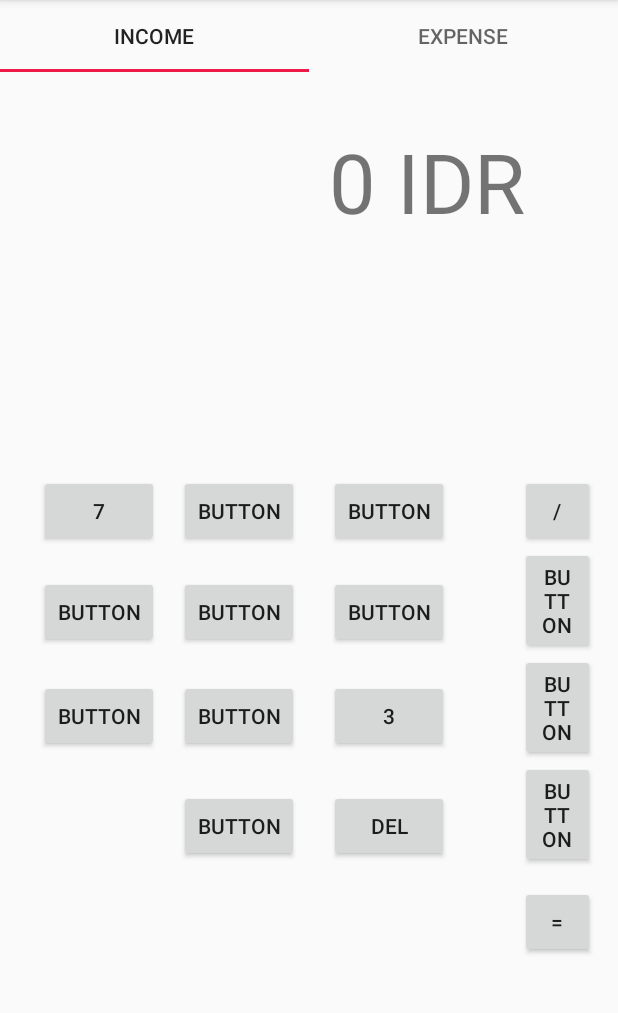
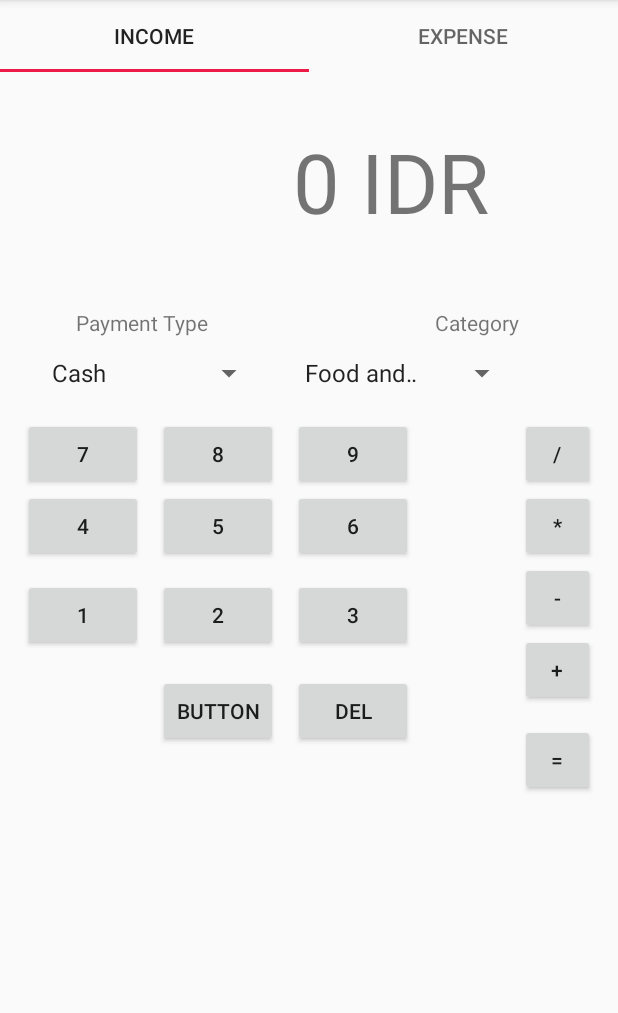
Before and after one commit to thomasril/SWalleTO, an Android app: the AddIncomeFragment screen opened directly, with no data from a screen before it, on a phone screen of 412 x 824 dp, the part 84-1097 px from its top. Run offline under Robolectric (Android 15) with nearby library versions, the phone set to English and light mode, and no system bars.

Commit message:
Bagusin Income / Expense

```diff
--- a/app/src/main/res/layout/fragment_add_income.xml
+++ b/app/src/main/res/layout/fragment_add_income.xml
@@ -9,50 +9,47 @@
         android:id="@+id/tvAmount"
         android:layout_width="wrap_content"
         android:layout_height="wrap_content"
-        android:layout_alignParentTop="true"
-        android:layout_alignStart="@+id/btn9"
         android:layout_marginTop="36dp"
         android:text="0 IDR"
-        android:textSize="55dp" />
+        android:textSize="55dp"
+        android:layout_alignParentTop="true"
+        android:layout_alignStart="@+id/btn9" />
 
     <Button
         android:id="@+id/btn7"
         android:layout_width="80dp"
         android:layout_height="wrap_content"
         android:text="7"
-        android:layout_marginBottom="19dp"
-        android:layout_above="@+id/btn4"
+        android:layout_marginStart="15dp"
+        android:layout_below="@+id/spinnerTypePayment"
         android:layout_alignParentStart="true"
-        android:layout_marginStart="26dp" />
+        android:layout_marginTop="18dp" />
 
     <Button
         android:id="@+id/btn8"
         android:layout_width="80dp"
         android:layout_height="wrap_content"
         android:layout_alignTop="@+id/btn7"
-        android:layout_marginStart="13dp"
+        android:layout_marginStart="10dp"
         android:layout_toEndOf="@+id/btn7"
-        android:text="Button"
-        tools:text="8" />
+        android:text="8" />
 
     <Button
         android:id="@+id/btn9"
         android:layout_width="80dp"
         android:layout_height="wrap_content"
         android:layout_alignBottom="@+id/btn8"
-        android:layout_marginStart="20dp"
+        android:layout_marginStart="10dp"
         android:layout_toEndOf="@+id/btn8"
-        android:text="Button"
-        tools:text="9" />
+        android:text="9" />
 
     <Button
         android:id="@+id/btn4"
         android:layout_width="80dp"
         android:layout_height="wrap_content"
-        android:layout_centerVertical="true"
-        android:layout_toStartOf="@+id/btn8"
-        android:text="Button"
-        tools:text="4" />
+        android:text="4"
+        android:layout_below="@+id/btn7"
+        android:layout_alignStart="@+id/btn7" />
 
     <Button
         android:id="@+id/btn5"
@@ -60,8 +57,7 @@
         android:layout_height="wrap_content"
         android:layout_alignStart="@+id/btn8"
         android:layout_alignTop="@+id/btn4"
-        android:text="Button"
-        tools:text="5" />
+        android:text="5" />
 
     <Button
         android:id="@+id/btn6"
@@ -69,27 +65,25 @@
         android:layout_height="wrap_content"
         android:layout_alignStart="@+id/btn9"
         android:layout_alignTop="@+id/btn5"
-        android:text="Button"
-        tools:text="6" />
+        android:text="6" />
 
     <Button
         android:id="@+id/btn1"
         android:layout_width="80dp"
         android:layout_height="wrap_content"
-        android:layout_alignStart="@+id/btn4"
+        android:text="1"
+        android:layout_marginTop="11dp"
         android:layout_below="@+id/btn4"
-        android:layout_marginTop="21dp"
-        android:text="Button"
-        tools:text="1" />
+        android:layout_alignStart="@+id/btn4" />
 
     <Button
         android:id="@+id/btn2"
         android:layout_width="80dp"
         android:layout_height="wrap_content"
-        android:layout_alignStart="@+id/btn5"
-        android:layout_alignTop="@+id/btn1"
-        android:text="Button"
-        tools:text="2" />
+        android:text="2"
+        android:layout_alignBaseline="@+id/btn1"
+        android:layout_alignBottom="@+id/btn1"
+        android:layout_alignStart="@+id/btn5" />
 
     <Button
         android:id="@+id/btn3"
@@ -103,11 +97,11 @@
         android:id="@+id/btn0"
         android:layout_width="80dp"
         android:layout_height="wrap_content"
+        android:text="Button"
+        tools:text="0"
+        android:layout_below="@+id/btn2"
         android:layout_alignStart="@+id/btn2"
-        android:layout_below="@+id/btn2"
-        android:layout_marginTop="25dp"
-        android:text="Button"
-        tools:text="0" />
+        android:layout_marginTop="16dp" />
 
     <Button
         android:id="@+id/btnDelete"
@@ -131,28 +125,25 @@
         android:id="@+id/btnMultiply"
         android:layout_width="50dp"
         android:layout_height="wrap_content"
-        android:text="Button"
-        tools:text="*"
+        android:layout_alignStart="@+id/btnDivide"
         android:layout_below="@+id/btn9"
-        android:layout_alignStart="@+id/btnDivide" />
+        android:text="*" />
 
     <Button
         android:id="@+id/btnMin"
         android:layout_width="50dp"
         android:layout_height="wrap_content"
-        android:text="Button"
-        tools:text="-"
+        android:layout_alignStart="@+id/btnMultiply"
         android:layout_below="@+id/btnMultiply"
-        android:layout_alignStart="@+id/btnMultiply" />
+        android:text="-" />
 
     <Button
         android:id="@+id/btnPlus"
         android:layout_width="50dp"
         android:layout_height="wrap_content"
-        android:text="Button"
-        tools:text="+"
+        android:layout_alignStart="@+id/btnMin"
         android:layout_below="@+id/btnMin"
-        android:layout_alignStart="@+id/btnMin" />
+        android:text="+" />
 
     <Button
         android:id="@+id/btnEquals"
@@ -162,4 +153,41 @@
         android:layout_marginTop="12dp"
         android:layout_below="@+id/btnPlus"
         android:layout_alignStart="@+id/btnPlus" />
+
+    <TextView
+        android:id="@+id/textView4"
+        android:layout_width="wrap_content"
+        android:layout_height="wrap_content"
+        android:layout_marginTop="47dp"
+        android:text="Category"
+        android:layout_below="@+id/tvAmount"
+        android:layout_toStartOf="@+id/btnDivide" />
+
+    <TextView
+        android:id="@+id/textView5"
+        android:layout_width="wrap_content"
+        android:layout_height="wrap_content"
+        android:layout_marginStart="35dp"
+        android:text="Payment Type"
+        android:layout_above="@+id/spinnerCategory"
+        android:layout_alignStart="@+id/btn7" />
+
+    <Spinner
+        android:id="@+id/spinnerCategory"
+        android:layout_width="150dp"
+        android:layout_height="wrap_content"
+        android:layout_below="@+id/textView4"
+        android:layout_alignStart="@+id/btn9"
+        android:entries="@array/categories_array"
+        android:layout_marginTop="12dp" />
+
+    <Spinner
+        android:id="@+id/spinnerTypePayment"
+        android:layout_width="150dp"
+        android:layout_height="wrap_content"
+        android:layout_alignTop="@+id/spinnerCategory"
+        android:entries="@array/payments_array"
+        android:layout_alignStart="@+id/btn7"
+        android:layout_marginStart="11dp" />
+
 </RelativeLayout>
--- a/app/src/main/res/values/strings.xml
+++ b/app/src/main/res/values/strings.xml
@@ -10,4 +10,22 @@
 
     <!-- TODO: Remove or change this placeholder text -->
     <string name="hello_blank_fragment">Hello blank fragment</string>
+
+    <string-array name="categories_array">
+        <item>Food and Drinks</item>
+        <item>Shopping</item>
+        <item>Housing</item>
+        <item>Transportation</item>
+        <item>Vehicle</item>
+        <item>Life and Entertainment</item>
+        <item>Communication, PC</item>
+    </string-array>
+
+    <string-array name="payments_array">
+        <item>Cash</item>
+        <item>Credit Card</item>
+        <item>Housing</item>
+        <item>Bank Transfer</item>
+        <item>Vourcher</item>
+    </string-array>
 </resources>
```
Also changed, not shown: app/src/main/res/layout/fragment_add_expense.xml (+68 -41 lines).
